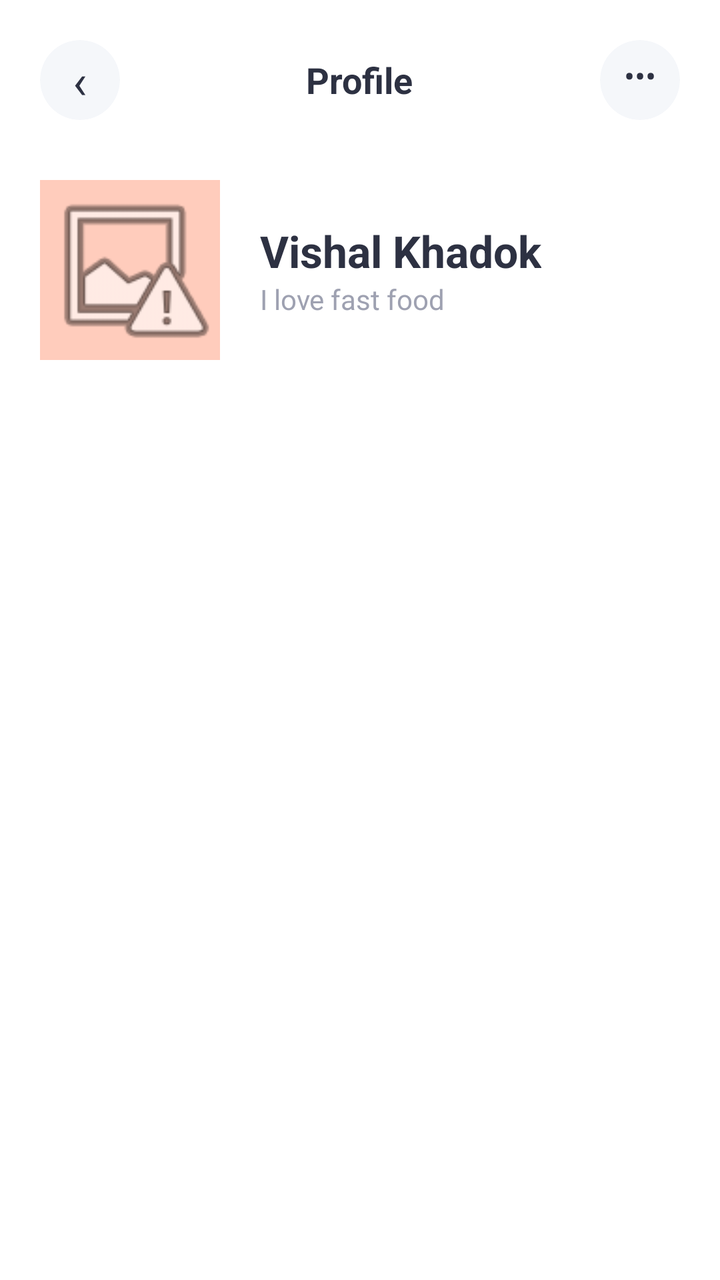
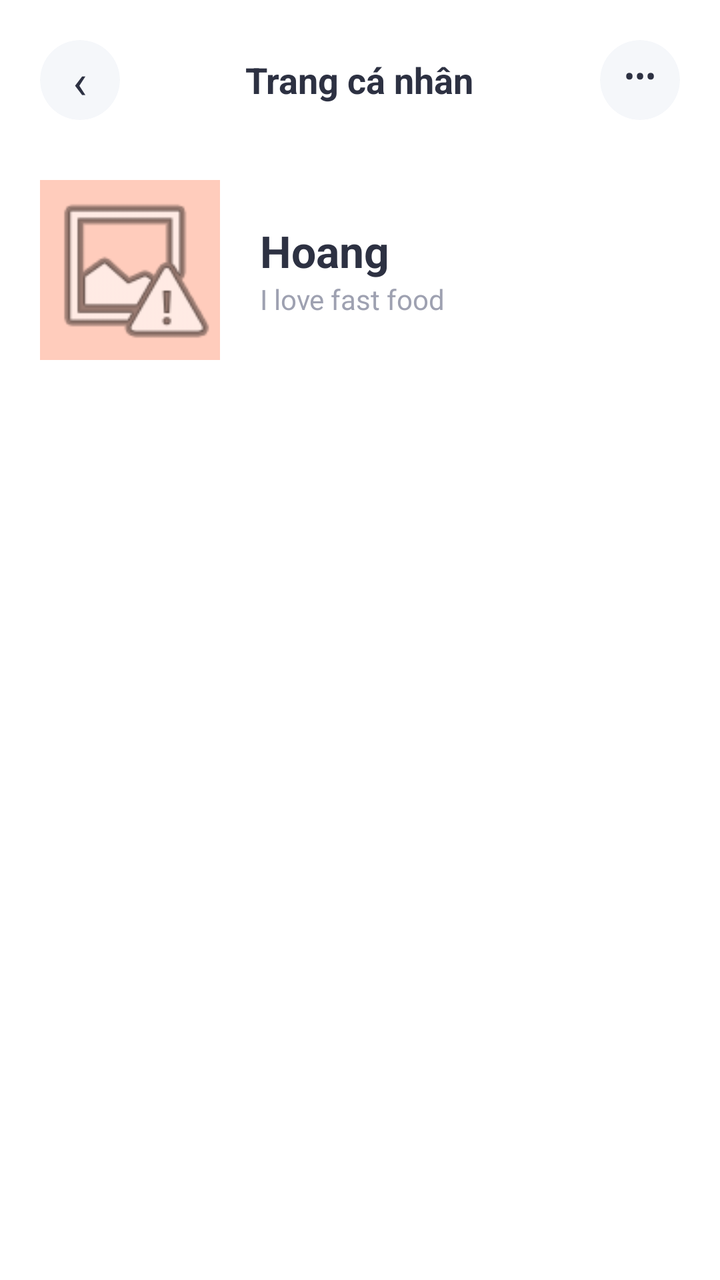

Screens rendered from an Android XML layout before and after an edit, with the pre-edit source and the edit as a unified diff.
<!-- AndroidManifest.xml: application theme Theme.NHOM33 -->
<!-- res/layout/profile_activity.xml -->
<?xml version="1.0" encoding="utf-8"?>
<androidx.core.widget.NestedScrollView xmlns:android="http://schemas.android.com/apk/res/android"
    xmlns:app="http://schemas.android.com/apk/res-auto"
    android:layout_width="match_parent"
    android:layout_height="match_parent"
    android:background="#FFFFFF"
    android:fillViewport="true">

    <LinearLayout
        android:layout_width="match_parent"
        android:layout_height="wrap_content"
        android:orientation="vertical"
        android:padding="20dp">

        <RelativeLayout
            android:layout_width="match_parent"
            android:layout_height="wrap_content">
            <androidx.cardview.widget.CardView
                android:id="@+id/btnBack"
                android:layout_width="40dp"
                android:layout_height="40dp"
                android:layout_centerVertical="true"
                app:cardBackgroundColor="#F5F7FA"
                app:cardCornerRadius="20dp"
                app:cardElevation="0dp">
                <TextView
                    android:layout_width="match_parent"
                    android:layout_height="match_parent"
                    android:gravity="center"
                    android:text="‹"
                    android:textColor="#2D3142"
                    android:textSize="24sp" />
            </androidx.cardview.widget.CardView>

            <TextView
                android:layout_width="wrap_content"
                android:layout_height="wrap_content"
                android:layout_centerInParent="true"
                android:text="Profile"
                android:textColor="#2D3142"
                android:textSize="18sp"
                android:textStyle="bold" />

            <androidx.cardview.widget.CardView
                android:id="@+id/btnMore"
                android:layout_width="40dp"
                android:layout_height="40dp"
                android:layout_alignParentEnd="true"
                android:layout_centerVertical="true"
                app:cardBackgroundColor="#F5F7FA"
                app:cardCornerRadius="20dp"
                app:cardElevation="0dp">
                <TextView
                    android:layout_width="match_parent"
                    android:layout_height="match_parent"
                    android:gravity="center"
                    android:paddingBottom="4dp"
                    android:text="•••"
                    android:textColor="#2D3142"
                    android:textSize="16sp" />
            </androidx.cardview.widget.CardView>
        </RelativeLayout>

        <LinearLayout
            android:layout_width="match_parent"
            android:layout_height="wrap_content"
            android:layout_marginTop="30dp"
            android:gravity="center_vertical">
            <com.google.android.material.imageview.ShapeableImageView
                android:id="@+id/imgAvatar"
                android:layout_width="90dp"
                android:layout_height="90dp"
                android:src="@android:drawable/ic_menu_report_image"
                android:background="#FFCCBC"/>
            <LinearLayout
                android:layout_width="wrap_content"
                android:layout_height="wrap_content"
                android:layout_marginStart="20dp"
                android:orientation="vertical">
                <TextView
                    android:layout_width="wrap_content"
                    android:layout_height="wrap_content"
                    android:text="Vishal Khadok"
                    android:textColor="#2D3142"
                    android:textSize="22sp"
                    android:textStyle="bold" />
                <TextView
                    android:layout_width="wrap_content"
                    android:layout_height="wrap_content"
                    android:text="I love fast food"
                    android:textColor="#9EA1B1" />
            </LinearLayout>
        </LinearLayout>

        <androidx.cardview.widget.CardView
            android:layout_width="match_parent"
            android:layout_height="wrap_content"
            android:layout_marginTop="30dp"
            app:cardCornerRadius="16dp"
            app:cardElevation="0dp">
            <androidx.recyclerview.widget.RecyclerView
                android:id="@+id/rvGroup1"
                android:layout_width="match_parent"
                android:layout_height="wrap_content"
                android:nestedScrollingEnabled="false" />
        </androidx.cardview.widget.CardView>

        <androidx.cardview.widget.CardView
            android:layout_width="match_parent"
            android:layout_height="wrap_content"
            android:layout_marginTop="16dp"
            app:cardCornerRadius="16dp"
            app:cardElevation="0dp">
            <androidx.recyclerview.widget.RecyclerView
                android:id="@+id/rvGroup2"
                android:layout_width="match_parent"
                android:layout_height="wrap_content"
                android:nestedScrollingEnabled="false" />
        </androidx.cardview.widget.CardView>

        <androidx.cardview.widget.CardView
            android:layout_width="match_parent"
            android:layout_height="wrap_content"
            android:layout_marginTop="16dp"
            app:cardCornerRadius="16dp"
            app:cardElevation="0dp">
            <androidx.recyclerview.widget.RecyclerView
                android:id="@+id/rvGroup3"
                android:layout_width="match_parent"
                android:layout_height="wrap_content"
                android:nestedScrollingEnabled="false" />
        </androidx.cardview.widget.CardView>

    </LinearLayout>
</androidx.core.widget.NestedScrollView>
<!-- resources referenced by this layout -->
<resources>
  <style name="Theme.NHOM33" parent="Base.Theme.NHOM33" />
  <style name="Base.Theme.NHOM33" parent="Theme.Material3.DayNight.NoActionBar">
          
          
      </style>
</resources>

<!-- the commit's change to res/layout/profile_activity.xml (unified diff, before → after) -->
@@ -36,7 +36,7 @@
                 android:layout_width="wrap_content"
                 android:layout_height="wrap_content"
                 android:layout_centerInParent="true"
-                android:text="Profile"
+                android:text="Trang cá nhân"
                 android:textColor="#2D3142"
                 android:textSize="18sp"
                 android:textStyle="bold" />
@@ -80,7 +80,7 @@
                 <TextView
                     android:layout_width="wrap_content"
                     android:layout_height="wrap_content"
-                    android:text="Vishal Khadok"
+                    android:text="Hoang"
                     android:textColor="#2D3142"
                     android:textSize="22sp"
                     android:textStyle="bold" />
